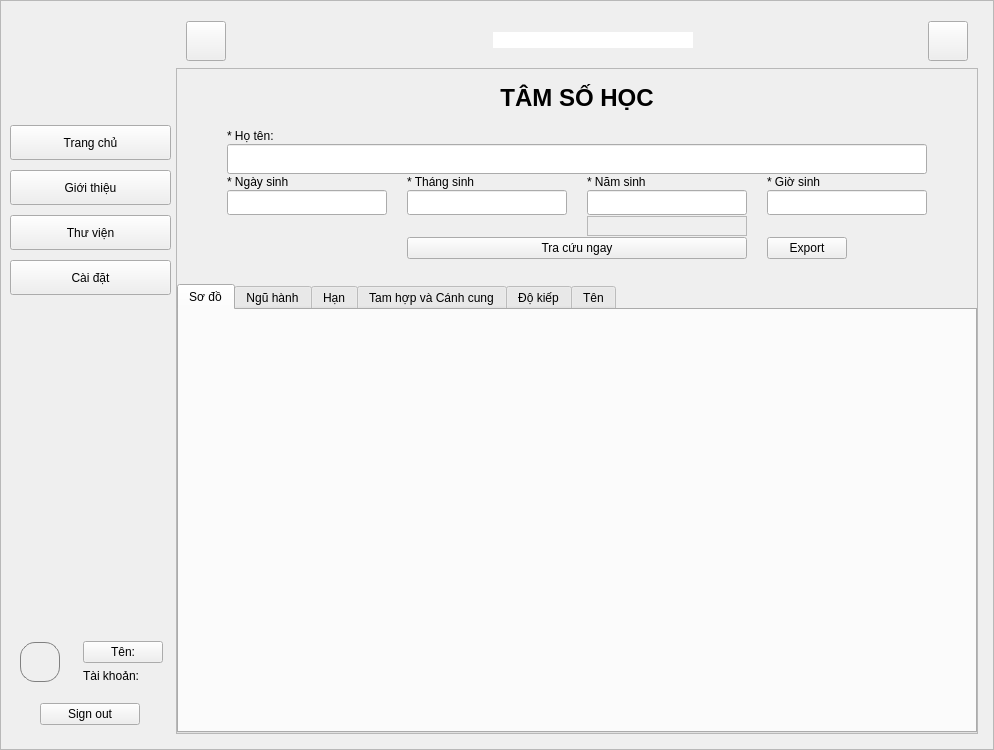
This is ui/main_ui/main_menu.ui in sondayyyy/TamSoHocProject as Qt 5 draws it before an edit. The edited form follows.
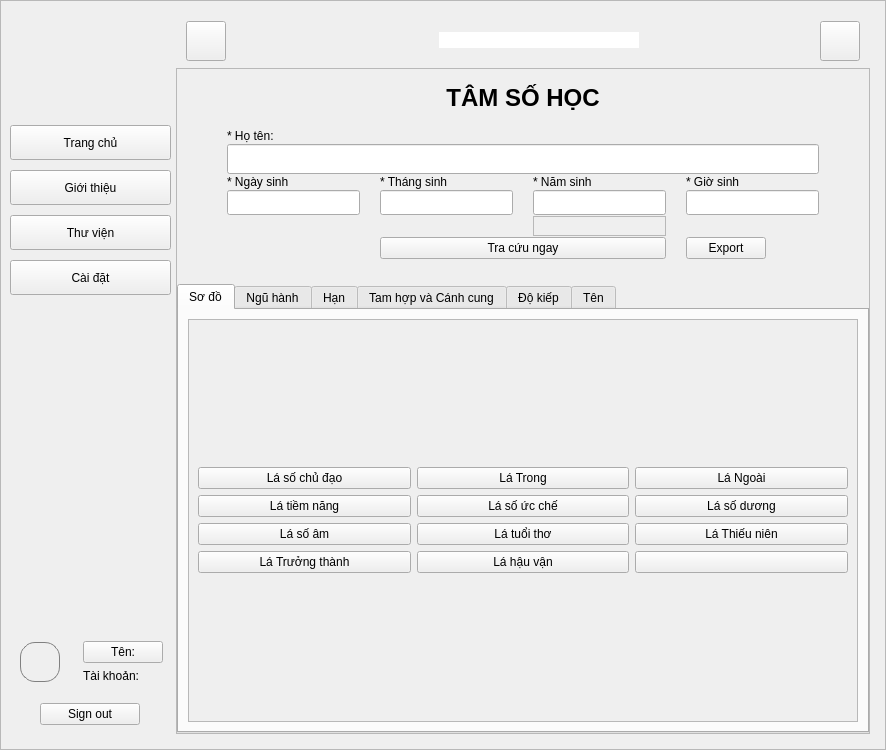
This is the edited form. Icons and pictures are not drawn.

Patch:
```diff
--- a/ui/main_ui/main_menu.ui
+++ b/ui/main_ui/main_menu.ui
@@ -6,7 +6,7 @@
    <rect>
     <x>0</x>
     <y>0</y>
-    <width>994</width>
+    <width>886</width>
     <height>750</height>
    </rect>
   </property>
@@ -931,6 +931,113 @@
                   <property name="spacing">
                    <number>0</number>
                   </property>
+                  <item>
+                   <widget class="QScrollArea" name="scrollArea">
+                    <property name="widgetResizable">
+                     <bool>true</bool>
+                    </property>
+                    <widget class="QWidget" name="scrollAreaWidgetContents_3">
+                     <property name="geometry">
+                      <rect>
+                       <x>0</x>
+                       <y>0</y>
+                       <width>666</width>
+                       <height>400</height>
+                      </rect>
+                     </property>
+                     <layout class="QVBoxLayout" name="verticalLayout_12">
+                      <item>
+                       <layout class="QGridLayout" name="glo_so_do">
+                        <item row="3" column="1">
+                         <widget class="QPushButton" name="pushButton_11">
+                          <property name="text">
+                           <string>Lá hậu vận</string>
+                          </property>
+                         </widget>
+                        </item>
+                        <item row="1" column="1">
+                         <widget class="QPushButton" name="pushButton_4">
+                          <property name="text">
+                           <string>Lá số ức chế</string>
+                          </property>
+                         </widget>
+                        </item>
+                        <item row="0" column="0">
+                         <widget class="QPushButton" name="pushButton">
+                          <property name="text">
+                           <string>Lá số chủ đạo</string>
+                          </property>
+                         </widget>
+                        </item>
+                        <item row="2" column="2">
+                         <widget class="QPushButton" name="pushButton_7">
+                          <property name="text">
+                           <string>Lá Thiếu niên</string>
+                          </property>
+                         </widget>
+                        </item>
+                        <item row="2" column="1">
+                         <widget class="QPushButton" name="pushButton_8">
+                          <property name="text">
+                           <string>Lá tuổi thơ</string>
+                          </property>
+                         </widget>
+                        </item>
+                        <item row="1" column="0">
+                         <widget class="QPushButton" name="pushButton_2">
+                          <property name="text">
+                           <string>Lá tiềm năng</string>
+                          </property>
+                         </widget>
+                        </item>
+                        <item row="0" column="2">
+                         <widget class="QPushButton" name="pushButton_5">
+                          <property name="text">
+                           <string>Lá Ngoài</string>
+                          </property>
+                         </widget>
+                        </item>
+                        <item row="3" column="2">
+                         <widget class="QPushButton" name="pushButton_13">
+                          <property name="text">
+                           <string/>
+                          </property>
+                         </widget>
+                        </item>
+                        <item row="0" column="1">
+                         <widget class="QPushButton" name="pushButton_3">
+                          <property name="text">
+                           <string>Lá Trong</string>
+                          </property>
+                         </widget>
+                        </item>
+                        <item row="3" column="0">
+                         <widget class="QPushButton" name="pushButton_10">
+                          <property name="text">
+                           <string>Lá Trưởng thành</string>
+                          </property>
+                         </widget>
+                        </item>
+                        <item row="2" column="0">
+                         <widget class="QPushButton" name="pushButton_9">
+                          <property name="text">
+                           <string>Lá số âm</string>
+                          </property>
+                         </widget>
+                        </item>
+                        <item row="1" column="2">
+                         <widget class="QPushButton" name="pushButton_6">
+                          <property name="text">
+                           <string>Lá số dương</string>
+                          </property>
+                         </widget>
+                        </item>
+                       </layout>
+                      </item>
+                     </layout>
+                    </widget>
+                   </widget>
+                  </item>
                  </layout>
                 </widget>
                 <widget class="QWidget" name="frm_main_bot_nguhanh">
```
Left out of the diff: 25 changed lines with no effect on the pictures.
